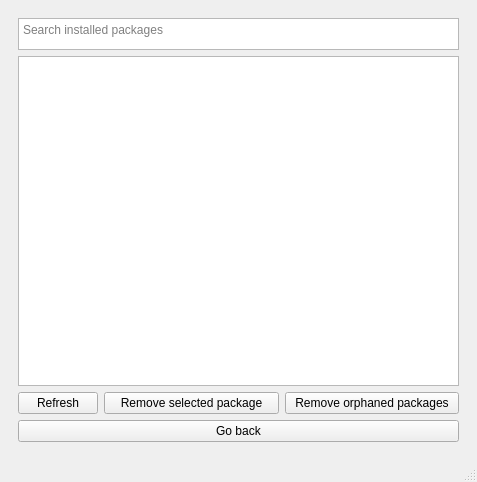
Old version of the form mainwindow.ui in the repository mikroffarad/QtEmerge.
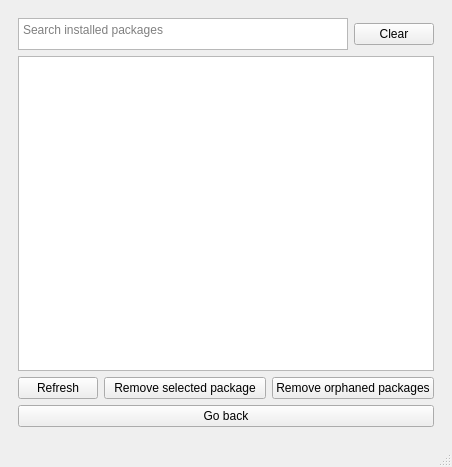
New version of the form. The open tabs and pages were chosen to show the change.

Commit message: feat: added button to clear search text field

```diff
--- a/mainwindow.ui
+++ b/mainwindow.ui
@@ -6,8 +6,8 @@
    <rect>
     <x>0</x>
     <y>0</y>
-    <width>477</width>
-    <height>482</height>
+    <width>452</width>
+    <height>467</height>
    </rect>
   </property>
   <property name="windowTitle">
@@ -93,7 +93,7 @@
       <widget class="QWidget" name="page_searchUninstall">
        <layout class="QGridLayout" name="gridLayout">
         <item row="0" column="0">
-         <layout class="QVBoxLayout" name="verticalLayout_2">
+         <layout class="QHBoxLayout" name="horizontalLayout_3">
           <item>
            <widget class="QPlainTextEdit" name="pte_search">
             <property name="sizePolicy">
@@ -120,9 +120,18 @@
            </widget>
           </item>
           <item>
+           <widget class="QPushButton" name="b_clearSearch">
+            <property name="text">
+             <string>Clear</string>
+            </property>
+           </widget>
+          </item>
+         </layout>
+        </item>
+        <item row="1" column="0">
            <widget class="QListWidget" name="lw_packages"/>
           </item>
-          <item>
+        <item row="2" column="0">
            <layout class="QHBoxLayout" name="horizontalLayout_4">
             <item>
              <widget class="QPushButton" name="b_refresh">
@@ -165,9 +174,7 @@
             </item>
            </layout>
           </item>
-         </layout>
-        </item>
-        <item row="1" column="0">
+        <item row="3" column="0">
          <widget class="QPushButton" name="b_back">
           <property name="text">
            <string>Go back</string>
```
Left out of the diff: 2 changed lines with no effect on the pictures. Lines whose indentation alone changed are shown as unchanged. The commit also changes 2 other files.
